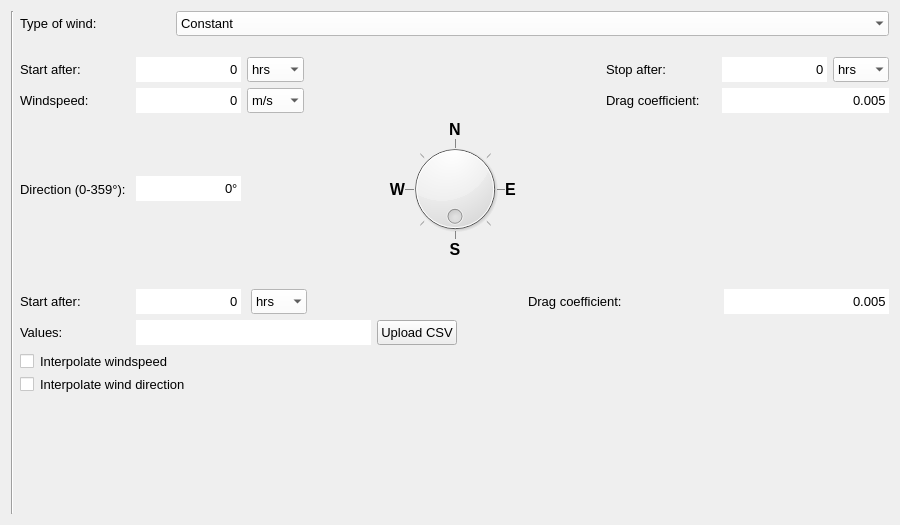
nens/threedi-api-qgis-client, file threedi_models_and_simulations/ui/simulation_wizard/page_wind.ui: the form before one commit.
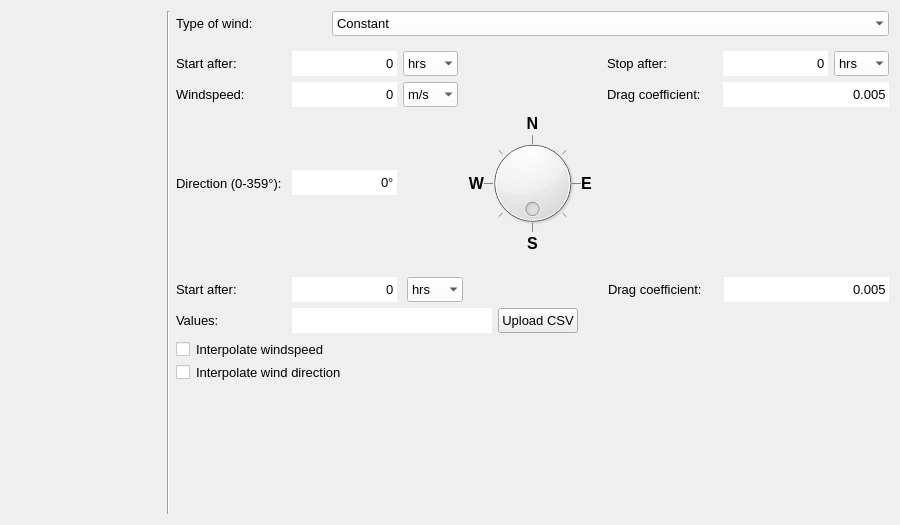
The form after the commit.

Commit message: Changed the way of showing progress of the simulation wizard.

The edit to the form file:
```diff
--- a/threedi_models_and_simulations/ui/simulation_wizard/page_wind.ui
+++ b/threedi_models_and_simulations/ui/simulation_wizard/page_wind.ui
@@ -43,31 +43,453 @@
    <bool>true</bool>
   </property>
   <layout class="QGridLayout" name="gridLayout">
-   <item row="8" column="2" colspan="2">
-    <spacer name="horizontalSpacer">
-     <property name="orientation">
-      <enum>Qt::Horizontal</enum>
+   <item row="2" column="2" colspan="2">
+    <widget class="QWidget" name="widget_wind_custom" native="true">
+     <property name="sizePolicy">
+      <sizepolicy hsizetype="Expanding" vsizetype="Expanding">
+       <horstretch>0</horstretch>
+       <verstretch>0</verstretch>
+      </sizepolicy>
      </property>
-     <property name="sizeHint" stdset="0">
+     <property name="minimumSize">
       <size>
-       <width>40</width>
-       <height>20</height>
+       <width>700</width>
+       <height>0</height>
       </size>
      </property>
-    </spacer>
-   </item>
-   <item row="7" column="2">
-    <spacer name="verticalSpacer_2">
-     <property name="orientation">
-      <enum>Qt::Vertical</enum>
-     </property>
-     <property name="sizeHint" stdset="0">
+     <property name="maximumSize">
       <size>
-       <width>20</width>
-       <height>10</height>
+       <width>16777215</width>
+       <height>16777215</height>
       </size>
      </property>
-    </spacer>
+     <property name="font">
+      <font>
+       <family>Segoe UI</family>
+       <pointsize>10</pointsize>
+      </font>
+     </property>
+     <layout class="QGridLayout" name="gridLayout_3">
+      <property name="leftMargin">
+       <number>0</number>
+      </property>
+      <property name="rightMargin">
+       <number>0</number>
+      </property>
+      <item row="0" column="0">
+       <widget class="QLabel" name="label_6">
+        <property name="minimumSize">
+         <size>
+          <width>110</width>
+          <height>20</height>
+         </size>
+        </property>
+        <property name="maximumSize">
+         <size>
+          <width>16777215</width>
+          <height>16777215</height>
+         </size>
+        </property>
+        <property name="font">
+         <font>
+          <family>Segoe UI</family>
+          <pointsize>10</pointsize>
+         </font>
+        </property>
+        <property name="text">
+         <string>Start after:</string>
+        </property>
+       </widget>
+      </item>
+      <item row="2" column="0">
+       <widget class="QLabel" name="label_7">
+        <property name="minimumSize">
+         <size>
+          <width>110</width>
+          <height>20</height>
+         </size>
+        </property>
+        <property name="maximumSize">
+         <size>
+          <width>16777215</width>
+          <height>16777215</height>
+         </size>
+        </property>
+        <property name="font">
+         <font>
+          <family>Segoe UI</family>
+          <pointsize>10</pointsize>
+         </font>
+        </property>
+        <property name="text">
+         <string>Values:</string>
+        </property>
+       </widget>
+      </item>
+      <item row="0" column="10">
+       <widget class="QDoubleSpinBox" name="sp_dc_custom">
+        <property name="minimumSize">
+         <size>
+          <width>165</width>
+          <height>25</height>
+         </size>
+        </property>
+        <property name="font">
+         <font>
+          <family>Segoe UI</family>
+          <pointsize>10</pointsize>
+         </font>
+        </property>
+        <property name="styleSheet">
+         <string notr="true">QDoubleSpinBox {background-color: white;}</string>
+        </property>
+        <property name="frame">
+         <bool>false</bool>
+        </property>
+        <property name="alignment">
+         <set>Qt::AlignRight|Qt::AlignTrailing|Qt::AlignVCenter</set>
+        </property>
+        <property name="buttonSymbols">
+         <enum>QAbstractSpinBox::NoButtons</enum>
+        </property>
+        <property name="decimals">
+         <number>3</number>
+        </property>
+        <property name="maximum">
+         <double>100.000000000000000</double>
+        </property>
+        <property name="value">
+         <double>0.005000000000000</double>
+        </property>
+       </widget>
+      </item>
+      <item row="2" column="1" colspan="5">
+       <layout class="QHBoxLayout" name="horizontalLayout_3">
+        <property name="bottomMargin">
+         <number>0</number>
+        </property>
+        <item>
+         <widget class="QLineEdit" name="le_upload_wind">
+          <property name="sizePolicy">
+           <sizepolicy hsizetype="Expanding" vsizetype="Fixed">
+            <horstretch>0</horstretch>
+            <verstretch>0</verstretch>
+           </sizepolicy>
+          </property>
+          <property name="minimumSize">
+           <size>
+            <width>200</width>
+            <height>25</height>
+           </size>
+          </property>
+          <property name="maximumSize">
+           <size>
+            <width>16777215</width>
+            <height>16777215</height>
+           </size>
+          </property>
+          <property name="font">
+           <font>
+            <family>Segoe UI</family>
+            <pointsize>10</pointsize>
+           </font>
+          </property>
+          <property name="styleSheet">
+           <string notr="true">QLineEdit {background-color: white;}</string>
+          </property>
+          <property name="frame">
+           <bool>false</bool>
+          </property>
+          <property name="readOnly">
+           <bool>true</bool>
+          </property>
+         </widget>
+        </item>
+        <item>
+         <widget class="QPushButton" name="pb_upload_wind">
+          <property name="sizePolicy">
+           <sizepolicy hsizetype="Minimum" vsizetype="Fixed">
+            <horstretch>0</horstretch>
+            <verstretch>0</verstretch>
+           </sizepolicy>
+          </property>
+          <property name="minimumSize">
+           <size>
+            <width>80</width>
+            <height>25</height>
+           </size>
+          </property>
+          <property name="maximumSize">
+           <size>
+            <width>16777215</width>
+            <height>16777215</height>
+           </size>
+          </property>
+          <property name="font">
+           <font>
+            <family>Segoe UI</family>
+            <pointsize>10</pointsize>
+           </font>
+          </property>
+          <property name="text">
+           <string>Upload CSV</string>
+          </property>
+         </widget>
+        </item>
+       </layout>
+      </item>
+      <item row="3" column="0" colspan="11">
+       <layout class="QGridLayout" name="gridLayout_6">
+        <property name="bottomMargin">
+         <number>0</number>
+        </property>
+        <item row="0" column="0">
+         <widget class="QCheckBox" name="cb_interpolate_speed">
+          <property name="sizePolicy">
+           <sizepolicy hsizetype="Minimum" vsizetype="Minimum">
+            <horstretch>0</horstretch>
+            <verstretch>0</verstretch>
+           </sizepolicy>
+          </property>
+          <property name="minimumSize">
+           <size>
+            <width>14</width>
+            <height>14</height>
+           </size>
+          </property>
+          <property name="maximumSize">
+           <size>
+            <width>14</width>
+            <height>14</height>
+           </size>
+          </property>
+          <property name="font">
+           <font>
+            <family>Segoe UI</family>
+            <pointsize>10</pointsize>
+           </font>
+          </property>
+          <property name="styleSheet">
+           <string notr="true">QCheckBox{background-color: white;}</string>
+          </property>
+          <property name="text">
+           <string/>
+          </property>
+         </widget>
+        </item>
+        <item row="0" column="1">
+         <widget class="QLabel" name="label_interpolate_speed">
+          <property name="sizePolicy">
+           <sizepolicy hsizetype="Expanding" vsizetype="Preferred">
+            <horstretch>0</horstretch>
+            <verstretch>0</verstretch>
+           </sizepolicy>
+          </property>
+          <property name="minimumSize">
+           <size>
+            <width>110</width>
+            <height>20</height>
+           </size>
+          </property>
+          <property name="maximumSize">
+           <size>
+            <width>16777215</width>
+            <height>16777215</height>
+           </size>
+          </property>
+          <property name="font">
+           <font>
+            <family>Segoe UI</family>
+            <pointsize>10</pointsize>
+           </font>
+          </property>
+          <property name="text">
+           <string>Interpolate windspeed</string>
+          </property>
+         </widget>
+        </item>
+        <item row="1" column="0">
+         <widget class="QCheckBox" name="cb_interpolate_direction">
+          <property name="minimumSize">
+           <size>
+            <width>14</width>
+            <height>14</height>
+           </size>
+          </property>
+          <property name="maximumSize">
+           <size>
+            <width>14</width>
+            <height>14</height>
+           </size>
+          </property>
+          <property name="font">
+           <font>
+            <family>Segoe UI</family>
+            <pointsize>10</pointsize>
+           </font>
+          </property>
+          <property name="styleSheet">
+           <string notr="true">QCheckBox{background-color: white;}</string>
+          </property>
+          <property name="text">
+           <string/>
+          </property>
+         </widget>
+        </item>
+        <item row="1" column="1">
+         <widget class="QLabel" name="label_interpolate_direction">
+          <property name="font">
+           <font>
+            <family>Segoe UI</family>
+            <pointsize>10</pointsize>
+           </font>
+          </property>
+          <property name="text">
+           <string>Interpolate wind direction</string>
+          </property>
+         </widget>
+        </item>
+       </layout>
+      </item>
+      <item row="0" column="7" colspan="3">
+       <widget class="QLabel" name="label_14">
+        <property name="minimumSize">
+         <size>
+          <width>110</width>
+          <height>20</height>
+         </size>
+        </property>
+        <property name="font">
+         <font>
+          <family>Segoe UI</family>
+          <pointsize>10</pointsize>
+         </font>
+        </property>
+        <property name="text">
+         <string>Drag coefficient:</string>
+        </property>
+       </widget>
+      </item>
+      <item row="0" column="1" colspan="5">
+       <layout class="QHBoxLayout" name="horizontalLayout_2">
+        <property name="spacing">
+         <number>10</number>
+        </property>
+        <property name="leftMargin">
+         <number>0</number>
+        </property>
+        <property name="rightMargin">
+         <number>0</number>
+        </property>
+        <item>
+         <widget class="QSpinBox" name="sp_start_wind_custom">
+          <property name="sizePolicy">
+           <sizepolicy hsizetype="Minimum" vsizetype="Preferred">
+            <horstretch>0</horstretch>
+            <verstretch>0</verstretch>
+           </sizepolicy>
+          </property>
+          <property name="minimumSize">
+           <size>
+            <width>105</width>
+            <height>25</height>
+           </size>
+          </property>
+          <property name="maximumSize">
+           <size>
+            <width>105</width>
+            <height>25</height>
+           </size>
+          </property>
+          <property name="font">
+           <font>
+            <family>Segoe UI</family>
+            <pointsize>10</pointsize>
+           </font>
+          </property>
+          <property name="styleSheet">
+           <string notr="true">QSpinBox {background-color: white;}</string>
+          </property>
+          <property name="frame">
+           <bool>false</bool>
+          </property>
+          <property name="alignment">
+           <set>Qt::AlignRight|Qt::AlignTrailing|Qt::AlignVCenter</set>
+          </property>
+          <property name="buttonSymbols">
+           <enum>QAbstractSpinBox::NoButtons</enum>
+          </property>
+          <property name="maximum">
+           <number>999999999</number>
+          </property>
+         </widget>
+        </item>
+        <item>
+         <widget class="QComboBox" name="start_wind_custom_u">
+          <property name="sizePolicy">
+           <sizepolicy hsizetype="Minimum" vsizetype="Preferred">
+            <horstretch>0</horstretch>
+            <verstretch>0</verstretch>
+           </sizepolicy>
+          </property>
+          <property name="minimumSize">
+           <size>
+            <width>55</width>
+            <height>25</height>
+           </size>
+          </property>
+          <property name="maximumSize">
+           <size>
+            <width>16777215</width>
+            <height>16777215</height>
+           </size>
+          </property>
+          <property name="font">
+           <font>
+            <family>Segoe UI</family>
+            <pointsize>10</pointsize>
+           </font>
+          </property>
+          <property name="styleSheet">
+           <string notr="true">QComboBox {background-color:white; selection-background-color: lightgray;}</string>
+          </property>
+          <property name="frame">
+           <bool>false</bool>
+          </property>
+          <item>
+           <property name="text">
+            <string>hrs</string>
+           </property>
+          </item>
+          <item>
+           <property name="text">
+            <string>mins</string>
+           </property>
+          </item>
+          <item>
+           <property name="text">
+            <string>s</string>
+           </property>
+          </item>
+         </widget>
+        </item>
+        <item>
+         <spacer name="horizontalSpacer_3">
+          <property name="orientation">
+           <enum>Qt::Horizontal</enum>
+          </property>
+          <property name="sizeHint" stdset="0">
+           <size>
+            <width>40</width>
+            <height>20</height>
+           </size>
+          </property>
+         </spacer>
+        </item>
+       </layout>
+      </item>
+     </layout>
+    </widget>
    </item>
    <item row="0" column="2" colspan="2">
     <layout class="QHBoxLayout" name="horizontalLayout">
@@ -154,20 +576,17 @@
      </item>
     </layout>
    </item>
-   <item row="0" column="0" rowspan="10">
-    <layout class="QVBoxLayout" name="wizard_steps_layout">
-     <property name="leftMargin">
-      <number>0</number>
+   <item row="4" column="2" colspan="2">
+    <spacer name="horizontalSpacer">
+     <property name="orientation">
+      <enum>Qt::Horizontal</enum>
      </property>
      <property name="rightMargin">
       <number>0</number>
      </property>
-     <property name="bottomMargin">
-      <number>0</number>
-     </property>
-    </layout>
+    </spacer>
    </item>
-   <item row="0" column="1" rowspan="10">
+   <item row="0" column="1" rowspan="6">
     <widget class="Line" name="line">
      <property name="sizePolicy">
       <sizepolicy hsizetype="Fixed" vsizetype="Expanding">
@@ -180,7 +599,7 @@
      </property>
     </widget>
    </item>
-   <item row="2" column="2" colspan="2">
+   <item row="1" column="2" colspan="2">
     <widget class="QWidget" name="widget_wind_constant" native="true">
      <property name="sizePolicy">
       <sizepolicy hsizetype="Expanding" vsizetype="Expanding">
@@ -836,452 +1255,40 @@
      </layout>
     </widget>
    </item>
-   <item row="4" column="2" colspan="2">
-    <widget class="QWidget" name="widget_wind_custom" native="true">
+   <item row="3" column="2">
+    <spacer name="verticalSpacer_2">
+     <property name="orientation">
+      <enum>Qt::Vertical</enum>
+     </property>
+     <property name="sizeHint" stdset="0">
+      <size>
+       <width>20</width>
+       <height>10</height>
+      </size>
+     </property>
+    </spacer>
+   </item>
+   <item row="0" column="0" rowspan="5">
+    <widget class="QWidget" name="wizard_steps_widget" native="true">
      <property name="sizePolicy">
-      <sizepolicy hsizetype="Expanding" vsizetype="Expanding">
+      <sizepolicy hsizetype="Preferred" vsizetype="Expanding">
        <horstretch>0</horstretch>
        <verstretch>0</verstretch>
       </sizepolicy>
      </property>
      <property name="minimumSize">
       <size>
-       <width>700</width>
+       <width>150</width>
        <height>0</height>
       </size>
      </property>
      <property name="maximumSize">
       <size>
-       <width>16777215</width>
+       <width>150</width>
        <height>16777215</height>
       </size>
      </property>
-     <property name="font">
-      <font>
-       <family>Segoe UI</family>
-       <pointsize>10</pointsize>
-      </font>
-     </property>
-     <layout class="QGridLayout" name="gridLayout_3">
-      <property name="leftMargin">
-       <number>0</number>
-      </property>
-      <property name="rightMargin">
-       <number>0</number>
-      </property>
-      <item row="0" column="0">
-       <widget class="QLabel" name="label_6">
-        <property name="minimumSize">
-         <size>
-          <width>110</width>
-          <height>20</height>
-         </size>
-        </property>
-        <property name="maximumSize">
-         <size>
-          <width>16777215</width>
-          <height>16777215</height>
-         </size>
-        </property>
-        <property name="font">
-         <font>
-          <family>Segoe UI</family>
-          <pointsize>10</pointsize>
-         </font>
-        </property>
-        <property name="text">
-         <string>Start after:</string>
-        </property>
-       </widget>
-      </item>
-      <item row="2" column="0">
-       <widget class="QLabel" name="label_7">
-        <property name="minimumSize">
-         <size>
-          <width>110</width>
-          <height>20</height>
-         </size>
-        </property>
-        <property name="maximumSize">
-         <size>
-          <width>16777215</width>
-          <height>16777215</height>
-         </size>
-        </property>
-        <property name="font">
-         <font>
-          <family>Segoe UI</family>
-          <pointsize>10</pointsize>
-         </font>
-        </property>
-        <property name="text">
-         <string>Values:</string>
-        </property>
-       </widget>
-      </item>
-      <item row="0" column="10">
-       <widget class="QDoubleSpinBox" name="sp_dc_custom">
-        <property name="minimumSize">
-         <size>
-          <width>165</width>
-          <height>25</height>
-         </size>
-        </property>
-        <property name="font">
-         <font>
-          <family>Segoe UI</family>
-          <pointsize>10</pointsize>
-         </font>
-        </property>
-        <property name="styleSheet">
-         <string notr="true">QDoubleSpinBox {background-color: white;}</string>
-        </property>
-        <property name="frame">
-         <bool>false</bool>
-        </property>
-        <property name="alignment">
-         <set>Qt::AlignRight|Qt::AlignTrailing|Qt::AlignVCenter</set>
-        </property>
-        <property name="buttonSymbols">
-         <enum>QAbstractSpinBox::NoButtons</enum>
-        </property>
-        <property name="decimals">
-         <number>3</number>
-        </property>
-        <property name="maximum">
-         <double>100.000000000000000</double>
-        </property>
-        <property name="value">
-         <double>0.005000000000000</double>
-        </property>
-       </widget>
-      </item>
-      <item row="2" column="1" colspan="5">
-       <layout class="QHBoxLayout" name="horizontalLayout_3">
-        <property name="bottomMargin">
-         <number>0</number>
-        </property>
-        <item>
-         <widget class="QLineEdit" name="le_upload_wind">
-          <property name="sizePolicy">
-           <sizepolicy hsizetype="Expanding" vsizetype="Fixed">
-            <horstretch>0</horstretch>
-            <verstretch>0</verstretch>
-           </sizepolicy>
-          </property>
-          <property name="minimumSize">
-           <size>
-            <width>200</width>
-            <height>25</height>
-           </size>
-          </property>
-          <property name="maximumSize">
-           <size>
-            <width>16777215</width>
-            <height>16777215</height>
-           </size>
-          </property>
-          <property name="font">
-           <font>
-            <family>Segoe UI</family>
-            <pointsize>10</pointsize>
-           </font>
-          </property>
-          <property name="styleSheet">
-           <string notr="true">QLineEdit {background-color: white;}</string>
-          </property>
-          <property name="frame">
-           <bool>false</bool>
-          </property>
-          <property name="readOnly">
-           <bool>true</bool>
-          </property>
-         </widget>
-        </item>
-        <item>
-         <widget class="QPushButton" name="pb_upload_wind">
-          <property name="sizePolicy">
-           <sizepolicy hsizetype="Minimum" vsizetype="Fixed">
-            <horstretch>0</horstretch>
-            <verstretch>0</verstretch>
-           </sizepolicy>
-          </property>
-          <property name="minimumSize">
-           <size>
-            <width>80</width>
-            <height>25</height>
-           </size>
-          </property>
-          <property name="maximumSize">
-           <size>
-            <width>16777215</width>
-            <height>16777215</height>
-           </size>
-          </property>
-          <property name="font">
-           <font>
-            <family>Segoe UI</family>
-            <pointsize>10</pointsize>
-           </font>
-          </property>
-          <property name="text">
-           <string>Upload CSV</string>
-          </property>
-         </widget>
-        </item>
-       </layout>
-      </item>
-      <item row="3" column="0" colspan="11">
-       <layout class="QGridLayout" name="gridLayout_6">
-        <property name="bottomMargin">
-         <number>0</number>
-        </property>
-        <item row="0" column="0">
-         <widget class="QCheckBox" name="cb_interpolate_speed">
-          <property name="sizePolicy">
-           <sizepolicy hsizetype="Minimum" vsizetype="Minimum">
-            <horstretch>0</horstretch>
-            <verstretch>0</verstretch>
-           </sizepolicy>
-          </property>
-          <property name="minimumSize">
-           <size>
-            <width>14</width>
-            <height>14</height>
-           </size>
-          </property>
-          <property name="maximumSize">
-           <size>
-            <width>14</width>
-            <height>14</height>
-           </size>
-          </property>
-          <property name="font">
-           <font>
-            <family>Segoe UI</family>
-            <pointsize>10</pointsize>
-           </font>
-          </property>
-          <property name="styleSheet">
-           <string notr="true">QCheckBox{background-color: white;}</string>
-          </property>
-          <property name="text">
-           <string/>
-          </property>
-         </widget>
-        </item>
-        <item row="0" column="1">
-         <widget class="QLabel" name="label_interpolate_speed">
-          <property name="sizePolicy">
-           <sizepolicy hsizetype="Expanding" vsizetype="Preferred">
-            <horstretch>0</horstretch>
-            <verstretch>0</verstretch>
-           </sizepolicy>
-          </property>
-          <property name="minimumSize">
-           <size>
-            <width>110</width>
-            <height>20</height>
-           </size>
-          </property>
-          <property name="maximumSize">
-           <size>
-            <width>16777215</width>
-            <height>16777215</height>
-           </size>
-          </property>
-          <property name="font">
-           <font>
-            <family>Segoe UI</family>
-            <pointsize>10</pointsize>
-           </font>
-          </property>
-          <property name="text">
-           <string>Interpolate windspeed</string>
-          </property>
-         </widget>
-        </item>
-        <item row="1" column="0">
-         <widget class="QCheckBox" name="cb_interpolate_direction">
-          <property name="minimumSize">
-           <size>
-            <width>14</width>
-            <height>14</height>
-           </size>
-          </property>
-          <property name="maximumSize">
-           <size>
-            <width>14</width>
-            <height>14</height>
-           </size>
-          </property>
-          <property name="font">
-           <font>
-            <family>Segoe UI</family>
-            <pointsize>10</pointsize>
-           </font>
-          </property>
-          <property name="styleSheet">
-           <string notr="true">QCheckBox{background-color: white;}</string>
-          </property>
-          <property name="text">
-           <string/>
-          </property>
-         </widget>
-        </item>
-        <item row="1" column="1">
-         <widget class="QLabel" name="label_interpolate_direction">
-          <property name="font">
-           <font>
-            <family>Segoe UI</family>
-            <pointsize>10</pointsize>
-           </font>
-          </property>
-          <property name="text">
-           <string>Interpolate wind direction</string>
-          </property>
-         </widget>
-        </item>
-       </layout>
-      </item>
-      <item row="0" column="7" colspan="3">
-       <widget class="QLabel" name="label_14">
-        <property name="minimumSize">
-         <size>
-          <width>110</width>
-          <height>20</height>
-         </size>
-        </property>
-        <property name="font">
-         <font>
-          <family>Segoe UI</family>
-          <pointsize>10</pointsize>
-         </font>
-        </property>
-        <property name="text">
-         <string>Drag coefficient:</string>
-        </property>
-       </widget>
-      </item>
-      <item row="0" column="1" colspan="5">
-       <layout class="QHBoxLayout" name="horizontalLayout_2">
-        <property name="spacing">
-         <number>10</number>
-        </property>
-        <property name="leftMargin">
-         <number>0</number>
-        </property>
-        <property name="rightMargin">
-         <number>0</number>
-        </property>
-        <item>
-         <widget class="QSpinBox" name="sp_start_wind_custom">
-          <property name="sizePolicy">
-           <sizepolicy hsizetype="Minimum" vsizetype="Preferred">
-            <horstretch>0</horstretch>
-            <verstretch>0</verstretch>
-           </sizepolicy>
-          </property>
-          <property name="minimumSize">
-           <size>
-            <width>105</width>
-            <height>25</height>
-           </size>
-          </property>
-          <property name="maximumSize">
-           <size>
-            <width>105</width>
-            <height>25</height>
-           </size>
-          </property>
-          <property name="font">
-           <font>
-            <family>Segoe UI</family>
-            <pointsize>10</pointsize>
-           </font>
-          </property>
-          <property name="styleSheet">
-           <string notr="true">QSpinBox {background-color: white;}</string>
-          </property>
-          <property name="frame">
-           <bool>false</bool>
-          </property>
-          <property name="alignment">
-           <set>Qt::AlignRight|Qt::AlignTrailing|Qt::AlignVCenter</set>
-          </property>
-          <property name="buttonSymbols">
-           <enum>QAbstractSpinBox::NoButtons</enum>
-          </property>
-          <property name="maximum">
-           <number>999999999</number>
-          </property>
-         </widget>
-        </item>
-        <item>
-         <widget class="QComboBox" name="start_wind_custom_u">
-          <property name="sizePolicy">
-           <sizepolicy hsizetype="Minimum" vsizetype="Preferred">
-            <horstretch>0</horstretch>
-            <verstretch>0</verstretch>
-           </sizepolicy>
-          </property>
-          <property name="minimumSize">
-           <size>
-            <width>55</width>
-            <height>25</height>
-           </size>
-          </property>
-          <property name="maximumSize">
-           <size>
-            <width>16777215</width>
-            <height>16777215</height>
-           </size>
-          </property>
-          <property name="font">
-           <font>
-            <family>Segoe UI</family>
-            <pointsize>10</pointsize>
-           </font>
-          </property>
-          <property name="styleSheet">
-           <string notr="true">QComboBox {background-color:white; selection-background-color: lightgray;}</string>
-          </property>
-          <property name="frame">
-           <bool>false</bool>
-          </property>
-          <item>
-           <property name="text">
-            <string>hrs</string>
-           </property>
-          </item>
-          <item>
-           <property name="text">
-            <string>mins</string>
-           </property>
-          </item>
-          <item>
-           <property name="text">
-            <string>s</string>
-           </property>
-          </item>
-         </widget>
-        </item>
-        <item>
-         <spacer name="horizontalSpacer_3">
-          <property name="orientation">
-           <enum>Qt::Horizontal</enum>
-          </property>
-          <property name="sizeHint" stdset="0">
-           <size>
-            <width>40</width>
-            <height>20</height>
-           </size>
-          </property>
-         </spacer>
-        </item>
-       </layout>
-      </item>
-     </layout>
+     <layout class="QVBoxLayout" name="verticalLayout"/>
     </widget>
    </item>
   </layout>
```
Left out of the diff: 7 changed lines with no effect on the pictures. The commit also changes 10 other files.
